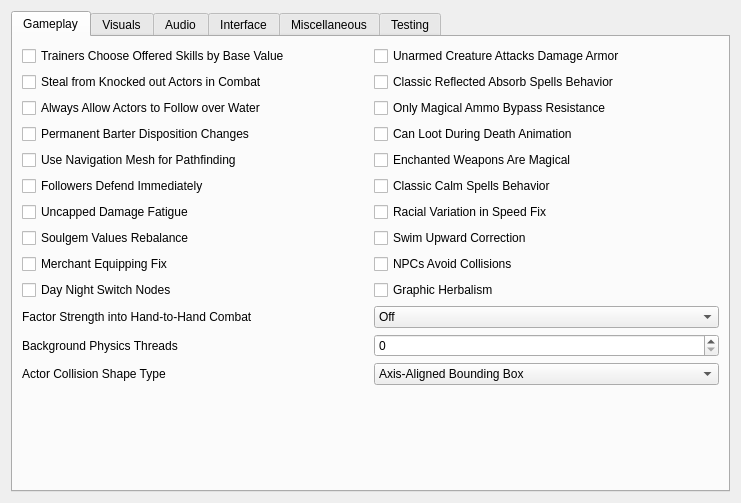
sunhawken/openmw, file apps/launcher/ui/settingspage.ui: the form before one commit.
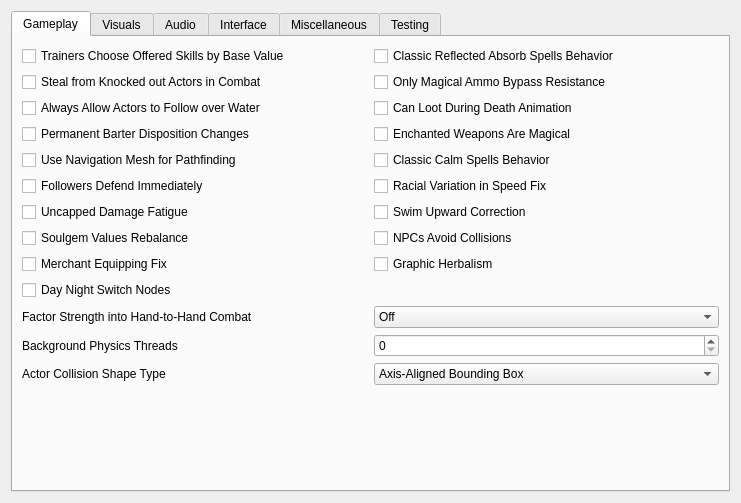
The form after the commit.

Patch:
```diff
--- a/apps/launcher/ui/settingspage.ui
+++ b/apps/launcher/ui/settingspage.ui
@@ -53,7 +53,7 @@
            </property>
           </widget>
          </item>
-         <item row="10" column="1">
+         <item row="9" column="1">
           <widget class="QCheckBox" name="normaliseRaceSpeedCheckBox">
            <property name="toolTip">
             <string>&lt;html&gt;&lt;head/&gt;&lt;body&gt;&lt;p&gt;Don't use race weight in NPC movement speed calculations.&lt;/p&gt;&lt;/body&gt;&lt;/html&gt;</string>
@@ -63,7 +63,7 @@
            </property>
           </widget>
          </item>
-         <item row="9" column="1">
+         <item row="8" column="1">
           <widget class="QCheckBox" name="classicCalmSpellsCheckBox">
            <property name="toolTip">
             <string>&lt;html&gt;&lt;head/&gt;&lt;body&gt;&lt;p&gt;Stops combat with NPCs affected by Calm spells every frame -- like in Morrowind without the MCP.&lt;/p&gt;&lt;/body&gt;&lt;/html&gt;</string>
@@ -73,7 +73,7 @@
            </property>
           </widget>
          </item>
-         <item row="12" column="1">
+         <item row="11" column="1">
           <widget class="QCheckBox" name="avoidCollisionsCheckBox">
            <property name="toolTip">
             <string>&lt;html&gt;&lt;head/&gt;&lt;body&gt;&lt;p&gt;If enabled NPCs apply evasion maneuver to avoid collisions with others.&lt;/p&gt;&lt;/body&gt;&lt;/html&gt;</string>
@@ -123,7 +123,7 @@
            </property>
           </widget>
          </item>
-         <item row="6" column="1">
+         <item row="5" column="1">
           <widget class="QCheckBox" name="requireAppropriateAmmunitionCheckBox">
            <property name="toolTip">
             <string>&lt;html&gt;&lt;head/&gt;&lt;body&gt;&lt;p&gt;If enabled, a magical ammunition is required to bypass normal weapon resistance or weakness. If disabled, a magical ranged weapon or a magical ammunition is required.&lt;/p&gt;&lt;/body&gt;&lt;/html&gt;</string>
@@ -133,7 +133,7 @@
            </property>
           </widget>
          </item>
-         <item row="13" column="1">
+         <item row="12" column="1">
           <widget class="QCheckBox" name="graphicHerbalismCheckBox">
            <property name="toolTip">
             <string>&lt;html&gt;&lt;head/&gt;&lt;body&gt;&lt;p&gt;If this setting is true, containers supporting graphic herbalism will do so instead of opening the menu.&lt;/p&gt;&lt;/body&gt;&lt;/html&gt;</string>
@@ -143,7 +143,7 @@
            </property>
           </widget>
          </item>
-         <item row="11" column="1">
+         <item row="10" column="1">
           <widget class="QCheckBox" name="swimUpwardCorrectionCheckBox">
            <property name="toolTip">
             <string>&lt;html&gt;&lt;head/&gt;&lt;body&gt;&lt;p&gt;Makes player swim a bit upward from the line of sight. Applies only in third person mode. Intended to make simpler swimming without diving.&lt;/p&gt;&lt;/body&gt;&lt;/html&gt;</string>
@@ -153,7 +153,7 @@
            </property>
           </widget>
          </item>
-         <item row="8" column="1">
+         <item row="7" column="1">
           <widget class="QCheckBox" name="enchantedWeaponsMagicalCheckBox">
            <property name="toolTip">
             <string>&lt;html&gt;&lt;head/&gt;&lt;body&gt;&lt;p&gt;Make enchanted weapons without Magical flag bypass normal weapons resistance, like in Morrowind.&lt;/p&gt;&lt;/body&gt;&lt;/html&gt;</string>
@@ -183,7 +183,7 @@
            </property>
           </widget>
          </item>
-         <item row="7" column="1">
+         <item row="6" column="1">
           <widget class="QCheckBox" name="canLootDuringDeathAnimationCheckBox">
            <property name="toolTip">
             <string>&lt;html&gt;&lt;head/&gt;&lt;body&gt;&lt;p&gt;If this setting is true, the player is allowed to loot actors (e.g. summoned creatures) during death animation, if they are not in combat. In this case we have to increment death counter and run disposed actor's script instantly.&lt;/p&gt;&lt;p&gt;If this setting is false, player has to wait until end of death animation in all cases. Makes using of summoned creatures exploit (looting summoned Dremoras and Golden Saints for expensive weapons) a lot harder. Conflicts with mannequin mods, which use SkipAnim to prevent end of death animation.&lt;/p&gt;&lt;/body&gt;&lt;/html&gt;</string>
@@ -203,7 +203,7 @@
            </property>
           </widget>
          </item>
-         <item row="5" column="1">
+         <item row="4" column="1">
           <widget class="QCheckBox" name="classicReflectedAbsorbSpellsCheckBox">
            <property name="toolTip">
             <string>&lt;html&gt;&lt;head/&gt;&lt;body&gt;&lt;p&gt;Effects of reflected Absorb spells are not mirrored - like in Morrowind.&lt;/p&gt;&lt;/body&gt;&lt;/html&gt;</string>
@@ -213,16 +213,6 @@
            </property>
           </widget>
          </item>
-         <item row="4" column="1">
-          <widget class="QCheckBox" name="unarmedCreatureAttacksDamageArmorCheckBox">
-           <property name="toolTip">
-            <string>&lt;html&gt;&lt;head/&gt;&lt;body&gt;&lt;p&gt;Makes unarmed creature attacks able to reduce armor condition, just as attacks from NPCs and armed creatures.&lt;/p&gt;&lt;/body&gt;&lt;/html&gt;</string>
-           </property>
-           <property name="text">
-            <string>Unarmed Creature Attacks Damage Armor</string>
-           </property>
-          </widget>
-         </item>
         </layout>
        </item>
        <item>
```
